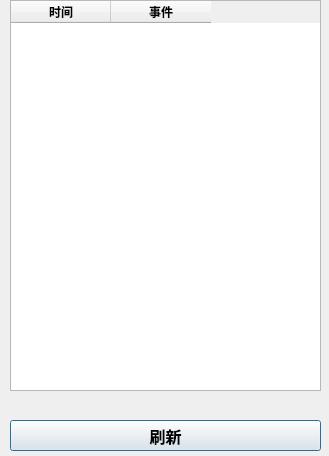
First picture: the form in dialog_devicelog.ui, repository Shun14/simcomManager2.0, before the edit.
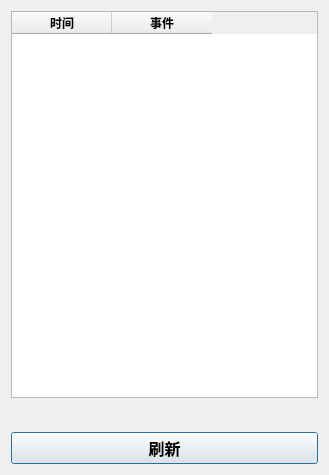
Second picture: the form after the edit.

The edit to the form file:
```diff
--- a/dialog_devicelog.ui
+++ b/dialog_devicelog.ui
@@ -7,21 +7,21 @@
     <x>0</x>
     <y>0</y>
     <width>329</width>
-    <height>456</height>
+    <height>475</height>
    </rect>
   </property>
+  <property name="sizePolicy">
+   <sizepolicy hsizetype="Fixed" vsizetype="Preferred">
+    <horstretch>0</horstretch>
+    <verstretch>0</verstretch>
+   </sizepolicy>
+  </property>
   <property name="windowTitle">
    <string>Dialog</string>
   </property>
+  <layout class="QVBoxLayout" name="verticalLayout">
+   <item>
   <widget class="QTableWidget" name="tableWidget">
-   <property name="geometry">
-    <rect>
-     <x>10</x>
-     <y>0</y>
-     <width>311</width>
-     <height>391</height>
-    </rect>
-   </property>
    <property name="font">
     <font>
      <pointsize>9</pointsize>
@@ -41,36 +41,9 @@
     </property>
    </column>
   </widget>
-  <widget class="QPushButton" name="pushButton_Refresh">
-   <property name="geometry">
-    <rect>
-     <x>10</x>
-     <y>420</y>
-     <width>311</width>
-     <height>31</height>
-    </rect>
-   </property>
-   <property name="font">
-    <font>
-     <family>Agency FB</family>
-     <pointsize>12</pointsize>
-     <weight>75</weight>
-     <bold>true</bold>
-    </font>
-   </property>
-   <property name="text">
-    <string>刷新</string>
-   </property>
-  </widget>
+   </item>
+   <item>
   <widget class="QLabel" name="label_Refresh">
-   <property name="geometry">
-    <rect>
-     <x>0</x>
-     <y>400</y>
-     <width>331</width>
-     <height>20</height>
-    </rect>
-   </property>
    <property name="font">
     <font>
      <family>SimSun-ExtB</family>
@@ -84,6 +57,23 @@
     <set>Qt::AlignCenter</set>
    </property>
   </widget>
+   </item>
+   <item>
+    <widget class="QPushButton" name="pushButton_Refresh">
+     <property name="font">
+      <font>
+       <family>Agency FB</family>
+       <pointsize>12</pointsize>
+       <weight>75</weight>
+       <bold>true</bold>
+      </font>
+     </property>
+     <property name="text">
+      <string>刷新</string>
+     </property>
+    </widget>
+   </item>
+  </layout>
  </widget>
  <resources/>
  <connections/>
```
Lines whose indentation alone changed are shown as unchanged.
